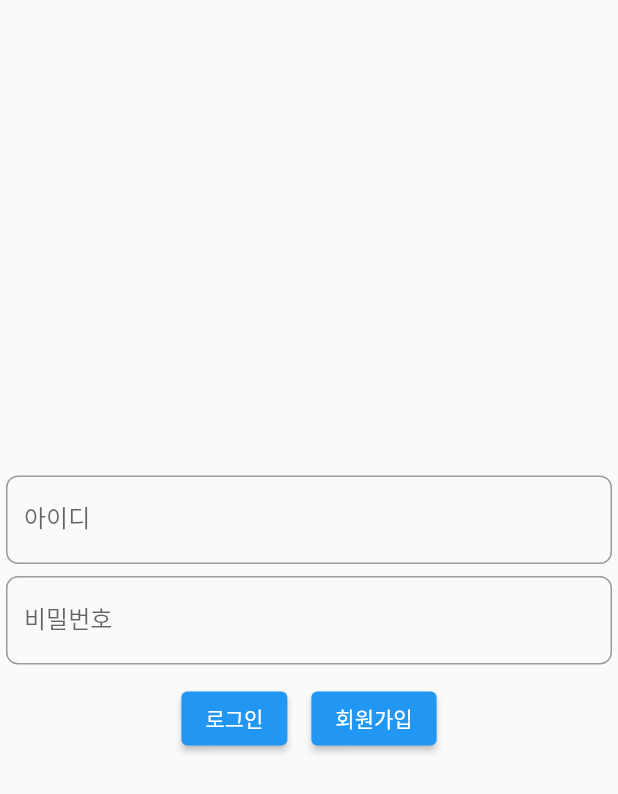
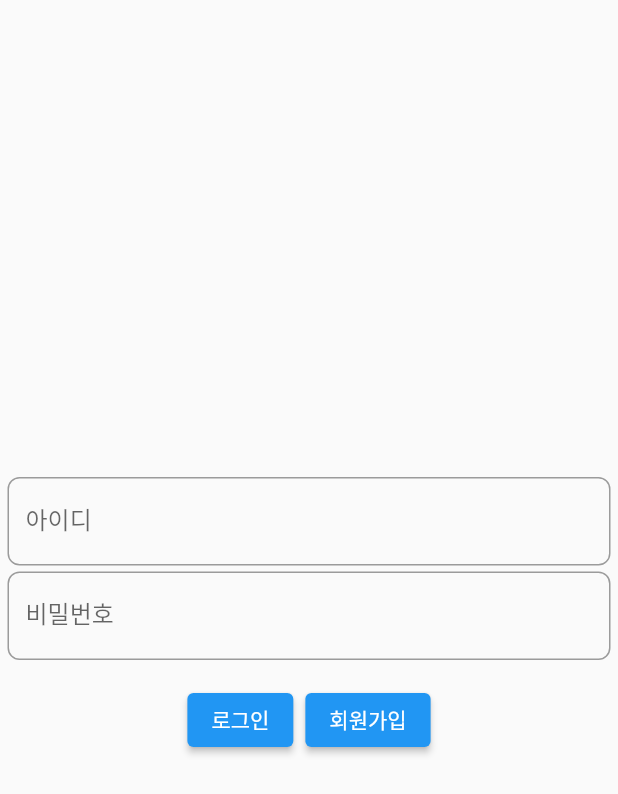
Before and after one commit to didhomin/flutter_todo, a Flutter app: the LoginView screen opened by its route, on a phone screen of 412 x 824 dp. Shown: the top 794 px of the screen. Run offline on Flutter 3.47's test engine with Material 2 defaults, Android fonts, the phone set to English and light mode, and no system bars; our stand-ins replace get.

Commit message:
오류 수정

```diff
--- a/lib/app/modules/login/views/login_view.dart
+++ b/lib/app/modules/login/views/login_view.dart
@@ -14,7 +14,7 @@ class LoginView extends GetView<LoginController> {
           mainAxisSize: MainAxisSize.min,
           children: [
             Padding(
-              padding: EdgeInsets.all(4.0),
+              padding: GetPlatform.isDesktop ? EdgeInsets.symmetric(vertical: 5.0,horizontal: 500.0) : EdgeInsets.symmetric(vertical: 2.0,horizontal: 5.0),
               child:  TextField(
                 decoration: InputDecoration(
                   labelText: '아이디',
@@ -26,7 +26,7 @@ class LoginView extends GetView<LoginController> {
               ),
             ),
             Padding(
-              padding: EdgeInsets.all(4.0),
+              padding: GetPlatform.isDesktop ? EdgeInsets.symmetric(vertical: 5.0,horizontal: 500.0) : EdgeInsets.symmetric(vertical: 2.0,horizontal: 5.0),
               child:  TextField(
                 obscureText: true,
                 decoration: InputDecoration(
@@ -38,11 +38,14 @@ class LoginView extends GetView<LoginController> {
                 controller: controller.passwordEditingController,
               ),
             ),
+            SizedBox(
+              height: 10,
+            ),
             Row(
               mainAxisAlignment: MainAxisAlignment.center,
               children: [
                 Padding(
-                  padding: EdgeInsets.all(8.0),
+                  padding: EdgeInsets.all(4.0),
                   child: ElevatedButton(
                     child: Text('로그인'),
                     onPressed:  () async {
@@ -51,7 +54,7 @@ class LoginView extends GetView<LoginController> {
                   ),
                 ),
                 Padding(
-                  padding: EdgeInsets.all(8.0),
+                  padding: EdgeInsets.all(4.0),
                   child: ElevatedButton(
                     child: Text('회원가입'),
                     onPressed:  () async {
--- a/lib/app/modules/todo/controllers/todo_controller.dart
+++ b/lib/app/modules/todo/controllers/todo_controller.dart
@@ -70,7 +70,7 @@ class TodoController extends GetxController {
   }
 
   void loadMemoList() async {
-    final response = await memoRepository.getListByDtm(AuthService.to.user.value.seq, todayDateServerFormatted);
+    final response = await memoRepository.getListByDtm(userSeq.isNum ? int.parse(userSeq) : AuthService.to.user.value.seq , todayDateServerFormatted);
 
     if (response.success == 'true') {
       memoList.value = List<Rx<Memo>>.from(response.response.map((x) => Memo.fromJson(x).obs));
--- a/lib/util/constants.dart
+++ b/lib/util/constants.dart
@@ -5,6 +5,6 @@ import 'package:flutter_app/models/user.dart';
 // import 'package:shared/shared.dart';
 
 class Constants {
-  static String BASE_URL = "http://192.168.0.27:9094";
+  static String BASE_URL = "http://211.118.107.202:18524";
 
 }
```
Also changed, not shown: lib/app/modules/todo/bindings/todo_binding.dart (+12 -6 lines), lib/app/modules/todo/views/todo_view.dart (+3 -5 lines).
